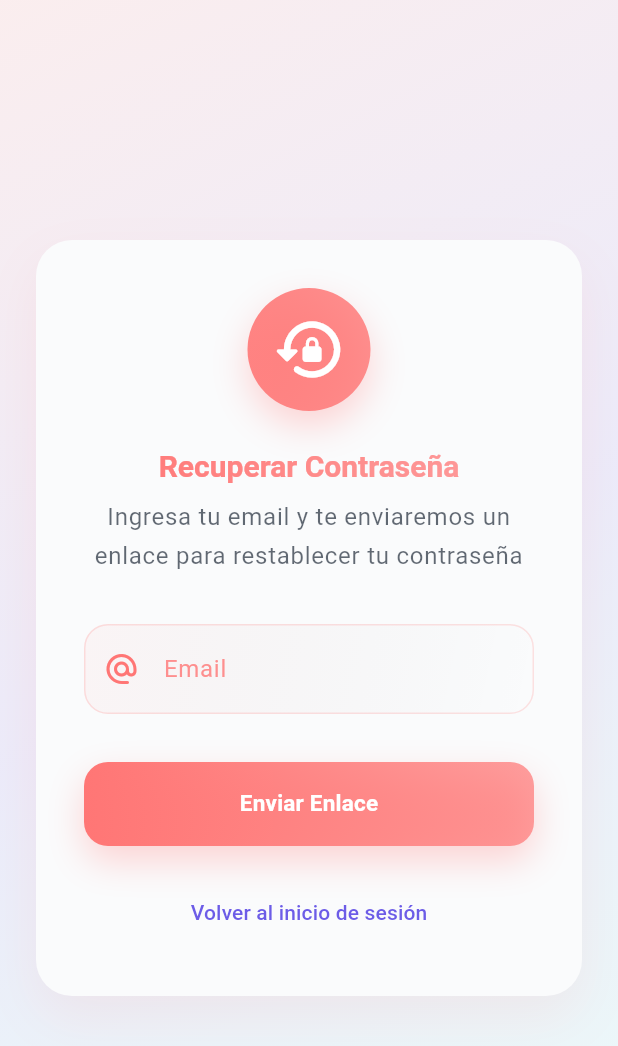
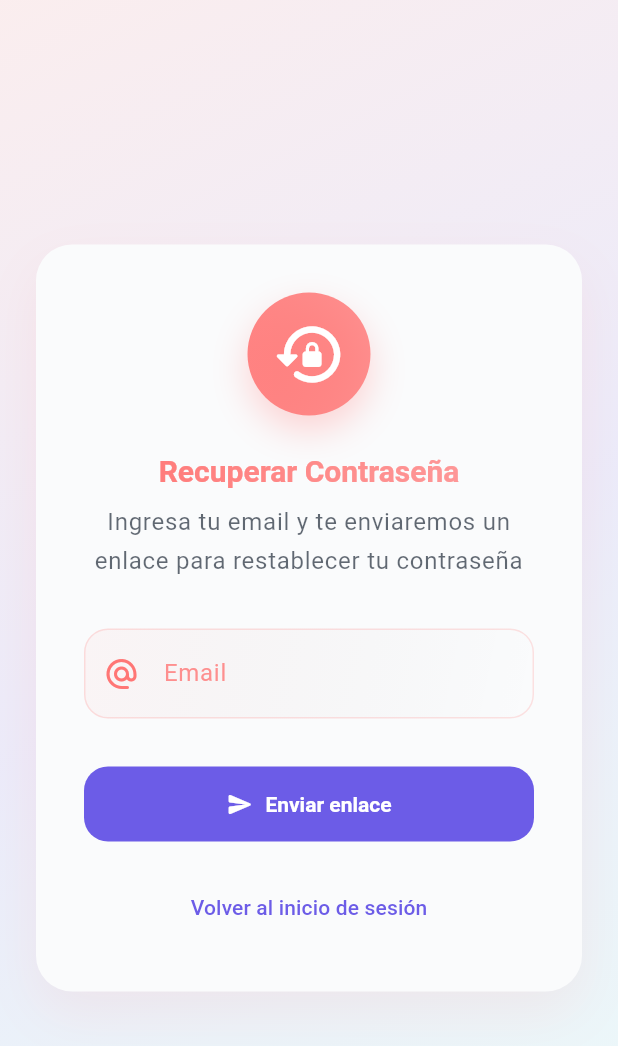
Before and after one commit to ToziGar/Nootes-flutter, a Flutter app: the ForgotPasswordPage screen opened by its route, on a phone screen of 412 x 824 dp. Shown: the top 1046 px of the screen. Run offline on Flutter 3.47's test engine with Material 3 defaults, Android fonts, the phone set to English and light mode, and no system bars; our stand-ins replace cloud_firestore, file_picker, firebase_auth, firebase_core, firebase_storage, flutter_highlight and 2 more; missing offline and left inert: dart:html, markdown, record; accounts and stored records are empty.

Commit message:
Add cooldown to password reset and extend context menu
Introduces a cooldown timer to the forgot password page to prevent repeated requests. Adds '/forgot-password' route alias for compatibility. Extends workspace context menu actions to support folder export, moving notes to folders, toggling pin/favorite/archive, sharing, copying links, and viewing properties. Fixes note update index check and removes unused regex flags in search service.

```diff
--- a/lib/auth/forgot_password_page.dart
+++ b/lib/auth/forgot_password_page.dart
@@ -1,5 +1,6 @@
 import 'package:flutter/material.dart';
 import 'package:flutter/services.dart';
+import 'dart:async';
 
 import '../theme/app_theme.dart';
 import '../theme/color_utils.dart';
@@ -16,6 +17,8 @@ class _ForgotPasswordPageState extends State<ForgotPasswordPage> with TickerProv
   final _formKey = GlobalKey<FormState>();
   final _emailController = TextEditingController();
   bool _sending = false;
+  int _cooldown = 0;
+  Timer? _cooldownTimer;
 
   // Animaciones para el nuevo diseño
   late AnimationController _fadeController;
@@ -61,13 +64,29 @@ class _ForgotPasswordPageState extends State<ForgotPasswordPage> with TickerProv
 
   @override
   void dispose() {
+    _cooldownTimer?.cancel();
     _emailController.dispose();
     _fadeController.dispose();
     _slideController.dispose();
     super.dispose();
   }
 
+  void _startCooldown() {
+    _cooldownTimer?.cancel();
+    setState(() => _cooldown = 30);
+    _cooldownTimer = Timer.periodic(const Duration(seconds: 1), (t) {
+      if (!mounted) return;
+      if (_cooldown <= 1) {
+        t.cancel();
+        setState(() => _cooldown = 0);
+      } else {
+        setState(() => _cooldown -= 1);
+      }
+    });
+  }
+
   Future<void> _sendReset() async {
+    if (_sending || _cooldown > 0) return; // prevent spam
     if (!_formKey.currentState!.validate()) return;
 
     // Feedback háptico
@@ -76,6 +95,7 @@ class _ForgotPasswordPageState extends State<ForgotPasswordPage> with TickerProv
     setState(() => _sending = true);
     try {
       await AuthService.instance.sendPasswordResetEmail(_emailController.text.trim());
+      _startCooldown();
       if (mounted) {
         // Feedback de éxito
         HapticFeedback.mediumImpact();
@@ -306,46 +326,29 @@ class _ForgotPasswordPageState extends State<ForgotPasswordPage> with TickerProv
   }
 
   Widget _buildModernButton() {
-    return Container(
-      height: 56,
-      decoration: BoxDecoration(
-        gradient: LinearGradient(
-          colors: [AppColors.accent, AppColors.accent.withOpacityCompat(0.7)],
+    final disabled = _sending || _cooldown > 0;
+    return Semantics(
+      button: true,
+      enabled: !disabled,
+      label: 'Enviar enlace de restablecimiento',
+      child: AnimatedOpacity(
+        opacity: disabled ? 0.6 : 1.0,
+        duration: const Duration(milliseconds: 250),
+        child: ElevatedButton.icon(
+          onPressed: disabled ? null : _sendReset,
+          style: ElevatedButton.styleFrom(
+            padding: const EdgeInsets.symmetric(vertical: 16),
+            shape: RoundedRectangleBorder(borderRadius: BorderRadius.circular(16)),
+          ),
+          icon: _sending
+              ? const SizedBox(
+                  height: 20,
+                  width: 20,
+                  child: CircularProgressIndicator(strokeWidth: 2),
+                )
+              : const Icon(Icons.send_rounded),
+          label: Text(_cooldown > 0 ? 'Reintentar en $_cooldown s' : 'Enviar enlace'),
         ),
-        borderRadius: BorderRadius.circular(16),
-        boxShadow: [
-          BoxShadow(
-            color: AppColors.accent.withOpacityCompat(0.3),
-            blurRadius: 20,
-            offset: const Offset(0, 10),
-          ),
-        ],
-      ),
-      child: ElevatedButton(
-        onPressed: _sending ? null : _sendReset,
-        style: ElevatedButton.styleFrom(
-          backgroundColor: Colors.transparent,
-          shadowColor: Colors.transparent,
-          shape: RoundedRectangleBorder(
-            borderRadius: BorderRadius.circular(16),
-          ),
-        ),
-        child: _sending
-            ? const SizedBox(
-                height: 24,
-                width: 24,
-                child: CircularProgressIndicator(
-                  strokeWidth: 2,
-                  valueColor: AlwaysStoppedAnimation<Color>(Colors.white),
-                ),
-              )
-            : Text(
-                'Enviar Enlace',
-                style: Theme.of(context).textTheme.titleMedium?.copyWith(
-                  color: Colors.white,
-                  fontWeight: FontWeight.bold,
-                ),
-              ),
       ),
     );
   }
--- a/lib/main.dart
+++ b/lib/main.dart
@@ -116,6 +116,8 @@ class _MyAppState extends State<MyApp> {
           '/login': (_) => const LoginPage(),
           '/register': (_) => const RegisterPage(),
           '/forgot': (_) => const ForgotPasswordPage(),
+          // Alias para compatibilidad con navegaciones existentes
+          '/forgot-password': (_) => const ForgotPasswordPage(),
           '/home': (_) => const HomePage(),
           '/tasks': (_) => const TasksPage(),
           '/export': (_) => const ExportPage(),
--- a/lib/services/search_replace_service.dart
+++ b/lib/services/search_replace_service.dart
@@ -111,7 +111,6 @@ class SearchReplaceService {
 
   /// Busca con expresiones regulares
   void _searchWithRegex(String text, String pattern, bool caseSensitive) {
-    final regexFlags = caseSensitive ? '' : 'i';
     final regex = RegExp(pattern, caseSensitive: caseSensitive);
 
     final regexMatches = regex.allMatches(text);
```
Also changed, not shown: lib/notes/workspace_page.dart (+149 -2 lines).
